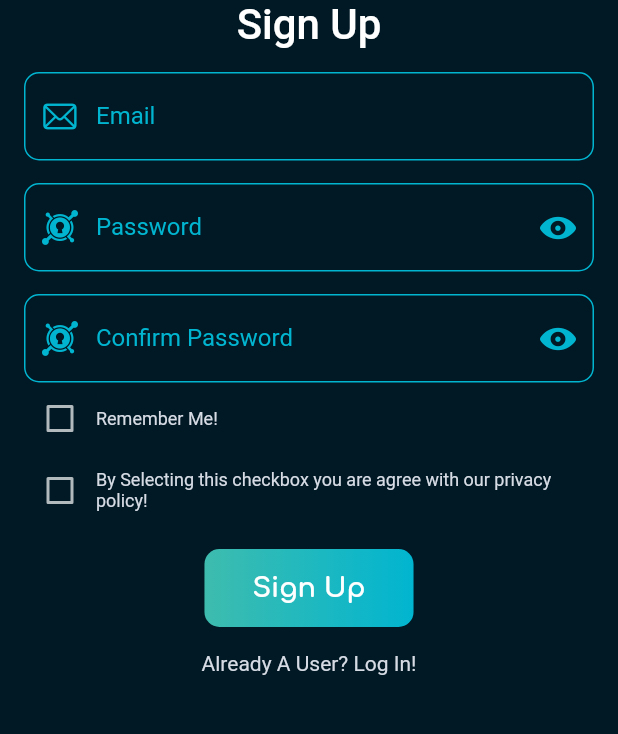
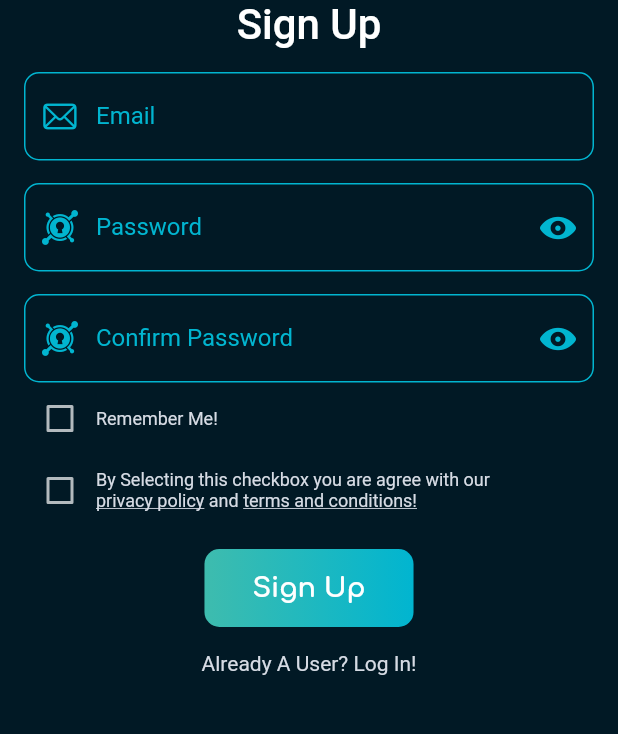
Before and after one commit to devShakib015/vvc, a Flutter app: the AuthView screen opened directly, after a tap on "Login", after a tap on "Sign Up using Email!", on a phone screen of 412 x 824 dp, the part 354-1088 px from its top. Run offline on Flutter 3.47's test engine with Material 2 defaults, Android fonts, the phone set to English and light mode, and no system bars; our stand-ins replace flutter_markdown, flutter_spinkit, font_awesome_flutter, get, get_storage, google_fonts and 2 more; missing offline and left inert: dart:ffi; accounts and stored records are empty.

Commit message:
Privacy, terms and conditions

```diff
--- a/lib/controllers/auth_controller/auth_page_controller.dart
+++ b/lib/controllers/auth_controller/auth_page_controller.dart
@@ -3,6 +3,7 @@ import 'package:get/get.dart';
 import 'package:vvc/controllers/auth_controller/auth_controller.dart';
 import 'package:vvc/controllers/storage_controller/storage_controller.dart';
 import 'package:vvc/views/bottom_nav_bar/bottom_nav_bar.dart';
+import 'package:vvc/widgets/vvc_dialog.dart';
 import 'package:vvc/widgets/vvc_snackbar.dart';
 
 class AuthPageController extends GetxController {
@@ -37,7 +38,7 @@ class AuthPageController extends GetxController {
   }
 
   //Privacy Policy
-  RxBool isAcceptedPrivacyPolicy = false.obs;
+  RxBool isAcceptedPrivacyAndTerms = false.obs;
 
   void onPressedLogin() async {
     //todo: Login
@@ -57,7 +58,7 @@ class AuthPageController extends GetxController {
     //todo: Sign Up
 
     if (signUpFormKey.currentState!.validate()) {
-      if (isAcceptedPrivacyPolicy.value) {
+      if (isAcceptedPrivacyAndTerms.value) {
         await _authController.signUp(
           signUpEmailController.text.trim(),
           signUpPasswordController.text.trim(),
@@ -66,9 +67,9 @@ class AuthPageController extends GetxController {
         Get.to(() => BottomNavBarPage());
       } else {
         VvcSnackBar.showSnackBar(
-            title: "Privacy Policy",
+            title: "Privacy, Terms and Condtions",
             message:
-                "Please read and accept our privacy policy and then try to sign up!");
+                "Please read and accept our privacy policy and terms to create an account!");
       }
     } else {
       VvcSnackBar.showErrorSnackBar(message: "Sign Up Error");
@@ -104,8 +105,17 @@ class AuthPageController extends GetxController {
   void onReady() {
     if (_storageController.savedEmail != null &&
         _storageController.savedPassword != null) {
-      loginEmailController.text = _storageController.savedEmail!;
-      loginPasswordController.text = _storageController.savedPassword!;
+      VvcDialog.showConfirmDialog(
+        title:
+            "Saved login info found for account with email -\n'${_storageController.savedEmail}' \nDo you want to login using this email?",
+        onConfirmPressed: () {
+          Get.back();
+          loginEmailController.text = _storageController.savedEmail!;
+          loginPasswordController.text = _storageController.savedPassword!;
+        },
+        cancelButtonText: "No",
+        confirmButtonText: "Yes",
+      );
     }
     super.onReady();
   }
--- /dev/null
+++ b/lib/utils/privacy_policy.dart
@@ -0,0 +1,71 @@
+class PrivacyPolicy {
+  PrivacyPolicy._();
+
+  static const String text = '''**Privacy Policy**
+
+devShakib built the VVC app as a Free app. This SERVICE is provided by devShakib at no cost and is intended for use as is.
+
+This page is used to inform visitors regarding my policies with the collection, use, and disclosure of Personal Information if anyone decided to use my Service.
+
+If you choose to use my Service, then you agree to the collection and use of information in relation to this policy. The Personal Information that I collect is used for providing and improving the Service. I will not use or share your information with anyone except as described in this Privacy Policy.
+
+The terms used in this Privacy Policy have the same meanings as in our Terms and Conditions, which is accessible at VVC unless otherwise defined in this Privacy Policy.
+
+**Information Collection and Use**
+
+For a better experience, while using our Service, I may require you to provide us with certain personally identifiable information. The information that I request will be retained on your device and is not collected by me in any way.
+
+The app does use third party services that may collect information used to identify you.
+
+Link to privacy policy of third party service providers used by the app
+
+*   [Google Play Services](https://www.google.com/policies/privacy/)
+*   [AdMob](https://support.google.com/admob/answer/6128543?hl=en)
+*   [Google Analytics for Firebase](https://firebase.google.com/policies/analytics)
+*   [Firebase Crashlytics](https://firebase.google.com/support/privacy/)
+*   [Facebook](https://www.facebook.com/about/privacy/update/printable)
+
+**Log Data**
+
+I want to inform you that whenever you use my Service, in a case of an error in the app I collect data and information (through third party products) on your phone called Log Data. This Log Data may include information such as your device Internet Protocol (“IP”) address, device name, operating system version, the configuration of the app when utilizing my Service, the time and date of your use of the Service, and other statistics.
+
+**Cookies**
+
+Cookies are files with a small amount of data that are commonly used as anonymous unique identifiers. These are sent to your browser from the websites that you visit and are stored on your device's internal memory.
+
+This Service does not use these “cookies” explicitly. However, the app may use third party code and libraries that use “cookies” to collect information and improve their services. You have the option to either accept or refuse these cookies and know when a cookie is being sent to your device. If you choose to refuse our cookies, you may not be able to use some portions of this Service.
+
+**Service Providers**
+
+I may employ third-party companies and individuals due to the following reasons:
+
+*   To facilitate our Service;
+*   To provide the Service on our behalf;
+*   To perform Service-related services; or
+*   To assist us in analyzing how our Service is used.
+
+I want to inform users of this Service that these third parties have access to your Personal Information. The reason is to perform the tasks assigned to them on our behalf. However, they are obligated not to disclose or use the information for any other purpose.
+
+**Security**
+
+I value your trust in providing us your Personal Information, thus we are striving to use commercially acceptable means of protecting it. But remember that no method of transmission over the internet, or method of electronic storage is 100% secure and reliable, and I cannot guarantee its absolute security.
+
+**Links to Other Sites**
+
+This Service may contain links to other sites. If you click on a third-party link, you will be directed to that site. Note that these external sites are not operated by me. Therefore, I strongly advise you to review the Privacy Policy of these websites. I have no control over and assume no responsibility for the content, privacy policies, or practices of any third-party sites or services.
+
+**Children’s Privacy**
+
+These Services do not address anyone under the age of 13. I do not knowingly collect personally identifiable information from children under 13 years of age. In the case I discover that a child under 13 has provided me with personal information, I immediately delete this from our servers. If you are a parent or guardian and you are aware that your child has provided us with personal information, please contact me so that I will be able to do necessary actions.
+
+**Changes to This Privacy Policy**
+
+I may update our Privacy Policy from time to time. Thus, you are advised to review this page periodically for any changes. I will notify you of any changes by posting the new Privacy Policy on this page.
+
+This policy is effective as of 2021-07-07
+
+**Contact Us**
+
+If you have any questions or suggestions about my Privacy Policy, do not hesitate to contact me at devshakib015@gmail.com.
+  ''';
+}
--- /dev/null
+++ b/lib/utils/terms_and_conditions.dart
@@ -0,0 +1,43 @@
+class TermsAndCondition {
+  TermsAndCondition._();
+
+  static const String text = '''
+**Terms & Conditions**
+
+By downloading or using the app, these terms will automatically apply to you – you should make sure therefore that you read them carefully before using the app. You’re not allowed to copy, or modify the app, any part of the app, or our trademarks in any way. You’re not allowed to attempt to extract the source code of the app, and you also shouldn’t try to translate the app into other languages, or make derivative versions. The app itself, and all the trade marks, copyright, database rights and other intellectual property rights related to it, still belong to devShakib.
+
+devShakib is committed to ensuring that the app is as useful and efficient as possible. For that reason, we reserve the right to make changes to the app or to charge for its services, at any time and for any reason. We will never charge you for the app or its services without making it very clear to you exactly what you’re paying for.
+
+The VVC app stores and processes personal data that you have provided to us, in order to provide my Service. It’s your responsibility to keep your phone and access to the app secure. We therefore recommend that you do not jailbreak or root your phone, which is the process of removing software restrictions and limitations imposed by the official operating system of your device. It could make your phone vulnerable to malware/viruses/malicious programs, compromise your phone’s security features and it could mean that the VVC app won’t work properly or at all.
+
+The app does use third party services that declare their own Terms and Conditions.
+
+Link to Terms and Conditions of third party service providers used by the app
+
+*   [Google Play Services](https://policies.google.com/terms)
+*   [AdMob](https://developers.google.com/admob/terms)
+*   [Google Analytics for Firebase](https://firebase.google.com/terms/analytics)
+*   [Firebase Crashlytics](https://firebase.google.com/terms/crashlytics)
+*   [Facebook](https://www.facebook.com/legal/terms/plain_text_terms)
+
+You should be aware that there are certain things that devShakib will not take responsibility for. Certain functions of the app will require the app to have an active internet connection. The connection can be Wi-Fi, or provided by your mobile network provider, but devShakib cannot take responsibility for the app not working at full functionality if you don’t have access to Wi-Fi, and you don’t have any of your data allowance left.
+
+If you’re using the app outside of an area with Wi-Fi, you should remember that your terms of the agreement with your mobile network provider will still apply. As a result, you may be charged by your mobile provider for the cost of data for the duration of the connection while accessing the app, or other third party charges. In using the app, you’re accepting responsibility for any such charges, including roaming data charges if you use the app outside of your home territory (i.e. region or country) without turning off data roaming. If you are not the bill payer for the device on which you’re using the app, please be aware that we assume that you have received permission from the bill payer for using the app.
+
+Along the same lines, devShakib cannot always take responsibility for the way you use the app i.e. You need to make sure that your device stays charged – if it runs out of battery and you can’t turn it on to avail the Service, devShakib cannot accept responsibility.
+
+With respect to devShakib’s responsibility for your use of the app, when you’re using the app, it’s important to bear in mind that although we endeavour to ensure that it is updated and correct at all times, we do rely on third parties to provide information to us so that we can make it available to you. devShakib accepts no liability for any loss, direct or indirect, you experience as a result of relying wholly on this functionality of the app.
+
+At some point, we may wish to update the app. The app is currently available on Android – the requirements for system(and for any additional systems we decide to extend the availability of the app to) may change, and you’ll need to download the updates if you want to keep using the app. devShakib does not promise that it will always update the app so that it is relevant to you and/or works with the Android version that you have installed on your device. However, you promise to always accept updates to the application when offered to you, We may also wish to stop providing the app, and may terminate use of it at any time without giving notice of termination to you. Unless we tell you otherwise, upon any termination, (a) the rights and licenses granted to you in these terms will end; (b) you must stop using the app, and (if needed) delete it from your device.
+
+**Changes to This Terms and Conditions**
+
+I may update our Terms and Conditions from time to time. Thus, you are advised to review this page periodically for any changes. I will notify you of any changes by posting the new Terms and Conditions on this page.
+
+These terms and conditions are effective as of 2021-07-07
+
+**Contact Us**
+
+If you have any questions or suggestions about my Terms and Conditions, do not hesitate to contact me at devshakib015@gmail.com.
+  ''';
+}
--- a/lib/views/auth/auth_pages/login_page.dart
+++ b/lib/views/auth/auth_pages/login_page.dart
@@ -110,21 +110,19 @@ class LoginPage extends StatelessWidget {
                               VvcSmallText(text: "Remember Me!"),
                             ],
                           ),
-                          Row(
-                            mainAxisSize: MainAxisSize.min,
-                            children: [
-                              VvcSmallText(text: "Forgot Password? "),
                           GestureDetector(
                             onTap: () {
                               //todo: Reset Password
+
+                              print("forgot pass");
                             },
                             child: Padding(
-                                  padding:
-                                      const EdgeInsets.symmetric(vertical: 16),
-                                  child: VvcSmallText(text: "Reset Here!"),
+                              padding: const EdgeInsets.symmetric(vertical: 16),
+                              child: VvcSmallText(
+                                text: "Forgot Password?",
+                                textDecoration: TextDecoration.underline,
                               ),
-                              )
-                            ],
+                            ),
                           ),
                         ],
                       ),
--- a/lib/views/auth/auth_pages/sign_up_page.dart
+++ b/lib/views/auth/auth_pages/sign_up_page.dart
@@ -1,10 +1,14 @@
 import 'package:flutter/cupertino.dart';
 import 'package:flutter/material.dart';
+import 'package:flutter_markdown/flutter_markdown.dart';
 import 'package:get/get.dart';
 import 'package:vvc/constants/color_constants.dart';
 import 'package:vvc/constants/image_constants.dart';
 import 'package:vvc/constants/style_constants.dart';
 import 'package:vvc/controllers/auth_controller/auth_page_controller.dart';
+import 'package:vvc/utils/privacy_policy.dart';
+import 'package:vvc/utils/terms_and_conditions.dart';
+import 'package:vvc/widgets/vvc_bottom_sheet.dart';
 import 'package:vvc/widgets/vvc_elevated_button.dart';
 import 'package:vvc/widgets/vvc_heading.dart';
 import 'package:vvc/widgets/vvc_small_text.dart';
@@ -174,15 +178,47 @@ class SignUpPage extends StatelessWidget {
           Row(
             children: [
               Checkbox(
-                value: _authPageController.isAcceptedPrivacyPolicy.value,
+                value: _authPageController.isAcceptedPrivacyAndTerms.value,
                 onChanged: (value) {
-                  _authPageController.isAcceptedPrivacyPolicy.value = value!;
+                  _authPageController.isAcceptedPrivacyAndTerms.value = value!;
                 },
               ),
               Flexible(
-                child: VvcSmallText(
-                  text:
-                      "By Selecting this checkbox you are agree with our privacy policy!",
+                child: Column(
+                  crossAxisAlignment: CrossAxisAlignment.start,
+                  children: [
+                    VvcSmallText(
+                      text:
+                          "By Selecting this checkbox you are agree with our ",
+                    ),
+                    Row(
+                      children: [
+                        GestureDetector(
+                          onTap: () {
+                            VvcBottomSheet.showBottomSheet(
+                              child: Markdown(data: PrivacyPolicy.text),
+                            );
+                          },
+                          child: VvcSmallText(
+                            text: "privacy policy",
+                            textDecoration: TextDecoration.underline,
+                          ),
+                        ),
+                        VvcSmallText(text: " and "),
+                        GestureDetector(
+                          onTap: () {
+                            VvcBottomSheet.showBottomSheet(
+                              child: Markdown(data: TermsAndCondition.text),
+                            );
+                          },
+                          child: VvcSmallText(
+                            text: "terms and conditions!",
+                            textDecoration: TextDecoration.underline,
+                          ),
+                        )
+                      ],
+                    )
+                  ],
                 ),
               )
             ],
--- /dev/null
+++ b/lib/widgets/vvc_bottom_sheet.dart
@@ -0,0 +1,26 @@
+import 'package:flutter/cupertino.dart';
+import 'package:get/get.dart';
+import 'package:vvc/constants/color_constants.dart';
+
+class VvcBottomSheet {
+  VvcBottomSheet._();
+
+  static void showBottomSheet({
+    required Widget child,
+    Color? color,
+  }) {
+    Get.bottomSheet(
+      Container(
+        padding: EdgeInsets.all(16),
+        child: child,
+      ),
+      backgroundColor: color ?? VvcColors.bgColor.withOpacity(0.7),
+      shape: RoundedRectangleBorder(
+        borderRadius: BorderRadius.only(
+          topLeft: Radius.circular(10),
+          topRight: Radius.circular(10),
+        ),
+      ),
+    );
+  }
+}
--- a/lib/widgets/vvc_dialog.dart
+++ b/lib/widgets/vvc_dialog.dart
@@ -93,6 +93,7 @@ class VvcDialog {
     TextStyle? confirmButtonTextStyle,
     TextStyle? cancelButtonTextStyle,
     required VoidCallback onConfirmPressed,
+    VoidCallback? onCancelPressed,
     bool onTouchToDismiss = true,
   }) async {
     showNormalDialog(
@@ -121,9 +122,11 @@ class VvcDialog {
                     shape: RoundedRectangleBorder(
                       borderRadius: BorderRadius.circular(10),
                     ),
-                    onPressed: () {
-                      Get.back();
-                    },
+                    onPressed: onCancelPressed == null
+                        ? () {
+                            Get.back();
+                          }
+                        : onCancelPressed,
                     child: Text(
                       cancelButtonText,
                       style: cancelButtonTextStyle,
--- a/lib/widgets/vvc_small_text.dart
+++ b/lib/widgets/vvc_small_text.dart
@@ -4,9 +4,11 @@ import 'package:vvc/constants/color_constants.dart';
 
 class VvcSmallText extends StatelessWidget {
   final String text;
-  const VvcSmallText({
+  final TextDecoration? textDecoration;
+  VvcSmallText({
     Key? key,
     required this.text,
+    this.textDecoration,
   }) : super(key: key);
 
   @override
@@ -16,6 +18,7 @@ class VvcSmallText extends StatelessWidget {
       style: TextStyle(
         color: VvcColors.mainLightColor,
         fontSize: 12,
+        decoration: textDecoration,
       ),
     );
   }
--- a/pubspec.yaml
+++ b/pubspec.yaml
@@ -30,6 +30,7 @@ dependencies:
   google_nav_bar: ^5.0.5
   font_awesome_flutter: ^9.1.0
   flutter_spinkit: ^5.0.0
+  flutter_markdown: ^0.6.2
 
 dev_dependencies:
   flutter_test:
```
Also changed, not shown: 1 other file. Lines whose indentation alone changed are shown as unchanged.
